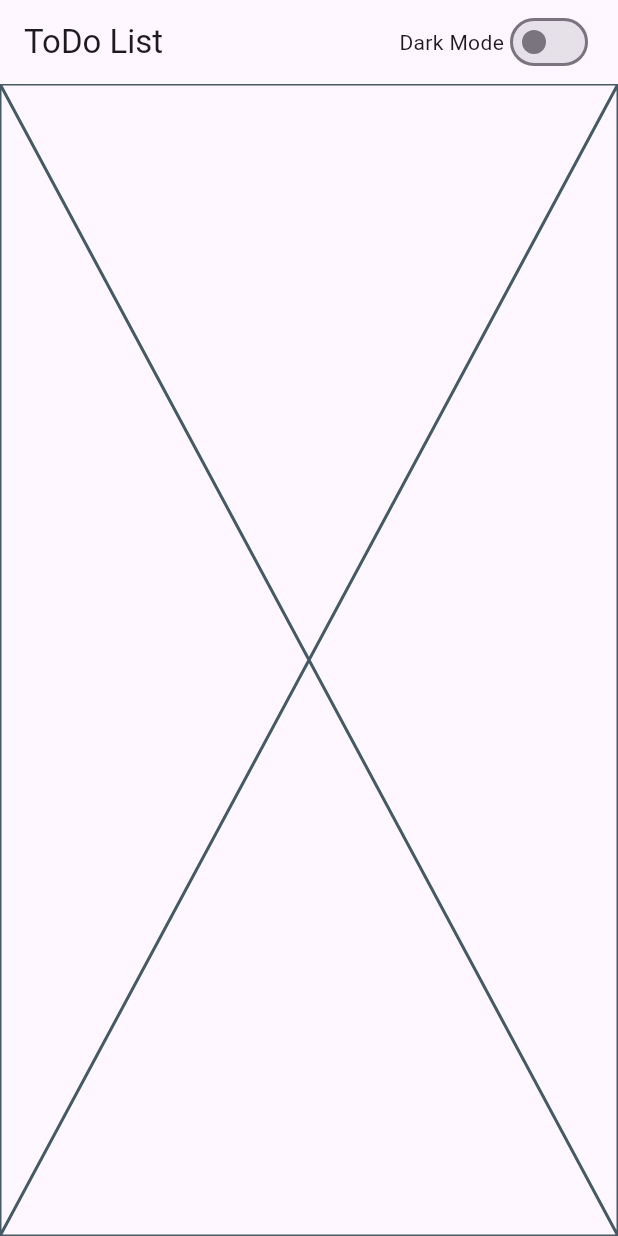
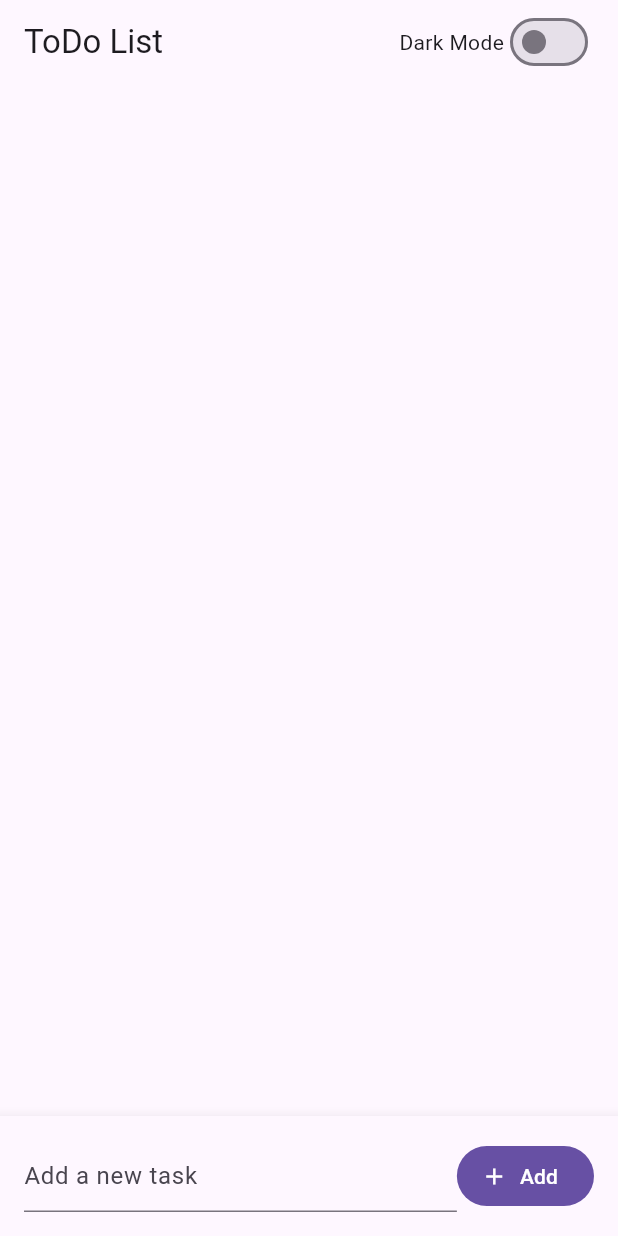
Before and after one commit to adicomdotir/app_architecture_new, a Flutter app: the screen it shows after launch, on a phone screen of 412 x 824 dp. Run offline on Flutter 3.47's test engine with Material 3 defaults, Android fonts, the phone set to English and light mode, and no system bars; our stand-ins replace freezed_annotation, shared_preferences, sqflite, sqflite_common_ffi; accounts and stored records are empty; project files that could hold a hidden picture were left out.

Commit message:
Add todo crud

```diff
--- /dev/null
+++ b/lib/business/model/todo.dart
@@ -0,0 +1,14 @@
+import 'package:freezed_annotation/freezed_annotation.dart';
+
+part 'todo.freezed.dart';
+
+@freezed
+class Todo with _$Todo {
+  const factory Todo({
+    /// The unique identifier of the Todo item.
+    required int id,
+
+    /// The task description of the Todo item.
+    required String task,
+  }) = _Todo;
+}
--- a/lib/data/repositories/todo_repository.dart
+++ b/lib/data/repositories/todo_repository.dart
@@ -1,6 +1,32 @@
-// TODO Implement this library.
-import 'package:app_architecture_new/data/services/database_service.dart';
+import '../../business/model/todo.dart';
+import '../../utils/result.dart';
+import '../services/database_service.dart';
 
 class TodoRepository {
-  TodoRepository({required DatabaseService database});
+  TodoRepository({
+    required DatabaseService database,
+  }) : _database = database;
+
+  final DatabaseService _database;
+
+  Future<Result<List<Todo>>> fetchTodos() async {
+    if (!_database.isOpen()) {
+      await _database.open();
+    }
+    return _database.getAll();
+  }
+
+  Future<Result<Todo>> createTodo(String task) async {
+    if (!_database.isOpen()) {
+      await _database.open();
+    }
+    return _database.insert(task);
+  }
+
+  Future<Result<void>> deleteTodo(int id) async {
+    if (!_database.isOpen()) {
+      await _database.open();
+    }
+    return _database.delete(id);
+  }
 }
--- a/lib/data/services/database_service.dart
+++ b/lib/data/services/database_service.dart
@@ -1,6 +1,84 @@
-// TODO Implement this library.
+import 'package:path/path.dart';
 import 'package:sqflite/sqflite.dart';
 
+import '../../business/model/todo.dart';
+import '../../utils/result.dart';
+
 class DatabaseService {
-  DatabaseService({required DatabaseFactory databaseFactory});
+  DatabaseService({
+    required this.databaseFactory,
+  });
+
+  final DatabaseFactory databaseFactory;
+
+  static const _kTableTodo = 'todo';
+  static const _kColumnId = '_id';
+  static const _kColumnTask = 'task';
+
+  Database? _database;
+
+  bool isOpen() => _database != null;
+
+  Future<void> open() async {
+    _database = await databaseFactory.openDatabase(
+      join(await databaseFactory.getDatabasesPath(), 'app_database.db'),
+      options: OpenDatabaseOptions(
+        onCreate: (db, version) {
+          return db.execute(
+            'CREATE TABLE $_kTableTodo($_kColumnId INTEGER PRIMARY KEY AUTOINCREMENT, $_kColumnTask TEXT)',
+          );
+        },
+        version: 1,
+      ),
+    );
+  }
+
+  Future<Result<Todo>> insert(String task) async {
+    try {
+      final id = await _database!.insert(_kTableTodo, {
+        _kColumnTask: task,
+      });
+      return Result.ok(Todo(id: id, task: task));
+    } on Exception catch (e) {
+      return Result.error(e);
+    }
+  }
+
+  Future<Result<List<Todo>>> getAll() async {
+    try {
+      final entries = await _database!.query(
+        _kTableTodo,
+        columns: [_kColumnId, _kColumnTask],
+      );
+      final list = entries
+          .map(
+            (element) => Todo(
+              id: element[_kColumnId] as int,
+              task: element[_kColumnTask] as String,
+            ),
+          )
+          .toList();
+      return Result.ok(list);
+    } on Exception catch (e) {
+      return Result.error(e);
+    }
+  }
+
+  Future<Result<void>> delete(int id) async {
+    try {
+      final rowsDeleted = await _database!
+          .delete(_kTableTodo, where: '$_kColumnId = ?', whereArgs: [id]);
+      if (rowsDeleted == 0) {
+        return Result.error(Exception('No todo found with id $id'));
+      }
+      return const Result.ok(null);
+    } on Exception catch (e) {
+      return Result.error(e);
+    }
+  }
+
+  Future close() async {
+    await _database?.close();
+    _database = null;
+  }
 }
--- a/lib/ui/theme_config/viewmodel/theme_switch_viewmodel.dart
+++ b/lib/ui/theme_config/viewmodel/theme_switch_viewmodel.dart
@@ -1,7 +1,7 @@
 import 'package:flutter/foundation.dart';
 
 import '../../../data/repositories/theme_repository.dart';
-import '../../../utils/commad.dart';
+import '../../../utils/command.dart';
 import '../../../utils/result.dart';
 
 class ThemeSwitchViewModel extends ChangeNotifier {
--- a/lib/ui/theme_config/widgets/theme_switch.dart
+++ b/lib/ui/theme_config/widgets/theme_switch.dart
@@ -1,4 +1,3 @@
-// TODO Implement this library.
 import 'package:app_architecture_new/ui/theme_config/viewmodel/theme_switch_viewmodel.dart';
 import 'package:flutter/material.dart';
 
--- a/lib/ui/todo_list/viewmodel/todo_list_viewmodel.dart
+++ b/lib/ui/todo_list/viewmodel/todo_list_viewmodel.dart
@@ -1,6 +1,88 @@
-// TODO Implement this library.
-import 'package:app_architecture_new/data/repositories/todo_repository.dart';
+import 'package:flutter/foundation.dart';
 
-class TodoListViewModel {
-  TodoListViewModel({required TodoRepository todoRepository});
+import '../../../business/model/todo.dart';
+import '../../../data/repositories/todo_repository.dart';
+import '../../../utils/command.dart';
+import '../../../utils/result.dart';
+
+class TodoListViewModel extends ChangeNotifier {
+  TodoListViewModel({
+    required TodoRepository todoRepository,
+  }) : _todoRepository = todoRepository {
+    load = Command0<void>(_load)..execute();
+    add = Command1<void, String>(_add);
+    delete = Command1<void, int>(_delete);
+  }
+
+  final TodoRepository _todoRepository;
+
+  /// Load Todo items from repository.
+  late Command0<void> load;
+
+  /// Add a new Todo item.
+  late Command1<void, String> add;
+
+  /// Delete a Todo item by its id.
+  late Command1<void, int> delete;
+
+// #docregion TodoListViewModel
+  List<Todo> _todos = [];
+
+  List<Todo> get todos => _todos;
+
+  Future<Result<void>> _load() async {
+    try {
+      final result = await _todoRepository.fetchTodos();
+      switch (result) {
+        case Ok<List<Todo>>():
+          _todos = result.value;
+          return const Result.ok(null);
+        case Error():
+          return Result.error(result.error);
+      }
+    } on Exception catch (e) {
+      return Result.error(e);
+    } finally {
+      notifyListeners();
+    }
+  }
+// #enddocregion TodoListViewModel
+
+// #docregion Add
+  Future<Result<void>> _add(String task) async {
+    try {
+      final result = await _todoRepository.createTodo(task);
+      switch (result) {
+        case Ok<Todo>():
+          _todos.add(result.value);
+          return const Result.ok(null);
+        case Error():
+          return Result.error(result.error);
+      }
+    } on Exception catch (e) {
+      return Result.error(e);
+    } finally {
+      notifyListeners();
+    }
+  }
+// #enddocregion Add
+
+  // #docregion Delete
+  Future<Result<void>> _delete(int id) async {
+    try {
+      final result = await _todoRepository.deleteTodo(id);
+      switch (result) {
+        case Ok<void>():
+          _todos.removeWhere((todo) => todo.id == id);
+          return const Result.ok(null);
+        case Error():
+          return Result.error(result.error);
+      }
+    } on Exception catch (e) {
+      return Result.error(e);
+    } finally {
+      notifyListeners();
+    }
+  }
+  // #enddocregion Delete
 }
--- a/lib/ui/todo_list/widgets/todo_list_screen.dart
+++ b/lib/ui/todo_list/widgets/todo_list_screen.dart
@@ -1,12 +1,101 @@
-// TODO Implement this library.
-import 'package:app_architecture_new/ui/todo_list/viewmodel/todo_list_viewmodel.dart';
 import 'package:flutter/material.dart';
 
-class TodoListScreen extends StatelessWidget {
-  const TodoListScreen({required TodoListViewModel viewModel, super.key});
+import '../viewmodel/todo_list_viewmodel.dart';
+
+class TodoListScreen extends StatefulWidget {
+  const TodoListScreen({
+    required this.viewModel,
+    super.key,
+  });
+
+  final TodoListViewModel viewModel;
+
+  @override
+  State<TodoListScreen> createState() => _TodoListScreenState();
+}
+
+class _TodoListScreenState extends State<TodoListScreen> {
+  late TextEditingController _controller;
+
+  @override
+  void initState() {
+    super.initState();
+    _controller = TextEditingController();
+    widget.viewModel.add.addListener(_onAdd);
+  }
+
+  @override
+  void dispose() {
+    _controller.dispose();
+    widget.viewModel.add.removeListener(_onAdd);
+    super.dispose();
+  }
 
   @override
   Widget build(BuildContext context) {
-    return const Placeholder();
+    return Column(
+      children: [
+        Expanded(
+          // #docregion ListenableBuilder
+          child: ListenableBuilder(
+            listenable: widget.viewModel,
+            builder: (context, child) {
+              return ListView.builder(
+                itemCount: widget.viewModel.todos.length,
+                itemBuilder: (context, index) {
+                  final todo = widget.viewModel.todos[index];
+                  return ListTile(
+                    title: Text(todo.task),
+                    // #docregion Delete
+                    trailing: IconButton(
+                      icon: const Icon(Icons.delete),
+                      onPressed: () => widget.viewModel.delete.execute(todo.id),
+                    ),
+                    // #enddocregion Delete
+                  );
+                },
+              );
+            },
+          ),
+          // #enddocregion ListenableBuilder
+        ),
+        Material(
+          elevation: 8,
+          child: Padding(
+            padding: const EdgeInsets.all(16.0),
+            child: Row(
+              children: [
+                Expanded(
+                  child: TextField(
+                    controller: _controller,
+                    decoration: const InputDecoration(
+                      hintText: 'Add a new task',
+                    ),
+                  ),
+                ),
+                // #docregion FilledButton
+                FilledButton.icon(
+                  onPressed: () =>
+                      widget.viewModel.add.execute(_controller.text),
+                  label: const Text('Add'),
+                  icon: const Icon(Icons.add),
+                ),
+                // #enddocregion FilledButton
+              ],
+            ),
+          ),
+        ),
+      ],
+    );
   }
+
+// #docregion Add
+  void _onAdd() {
+    // Clear the text field when the add command completes.
+    if (widget.viewModel.add.completed) {
+      widget.viewModel.add.clearResult();
+      _controller.clear();
+    }
+  }
+// #enddocregion Add
 }
```
Also changed, not shown: lib/business/model/todo.freezed.dart (added), lib/utils/command.dart (renamed from lib/utils/commad.dart), 1 other file.
